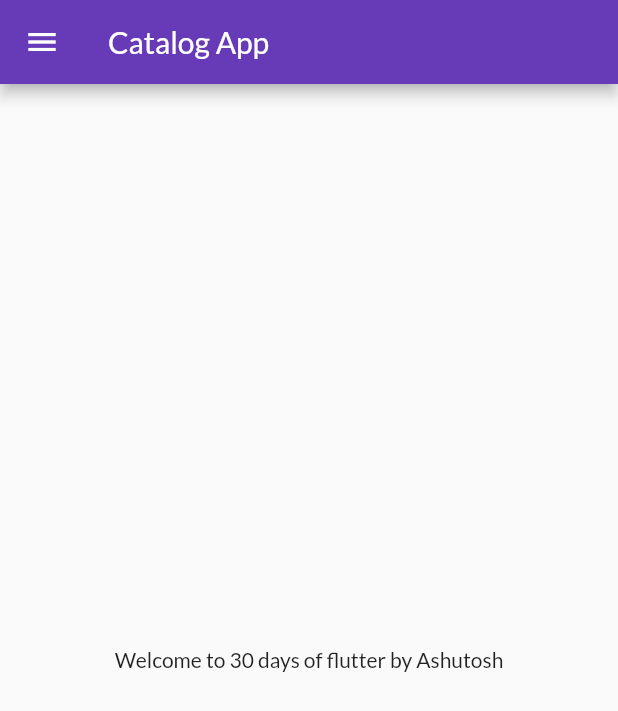
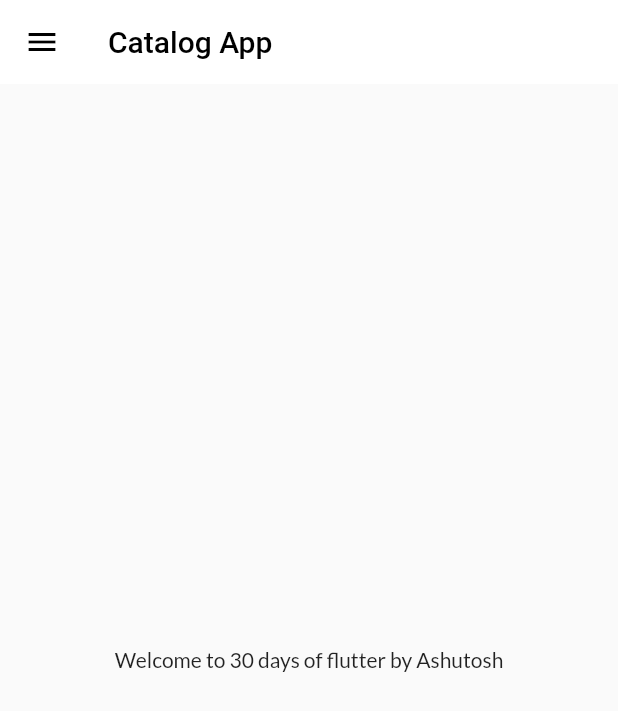
Before and after one commit to Ashutosh-Rana/Flutter, a Flutter app: the screen it shows after launch, on a phone screen of 412 x 824 dp. Shown: the top 711 px of the screen. Run offline on Flutter 3.47's test engine with Material 2 defaults, Android fonts, the phone set to English and light mode, and no system bars; our stand-ins replace google_fonts.

Commit message:
themes extracted

```diff
--- a/lib/main.dart
+++ b/lib/main.dart
@@ -1,6 +1,7 @@
 import 'package:first_app/pages/home_page.dart';
 import 'package:first_app/pages/login_page.dart';
 import 'package:first_app/utils/routes.dart';
+import 'package:first_app/widgets/themes.dart';
 import 'package:flutter/material.dart';
 import 'package:google_fonts/google_fonts.dart';
 
@@ -16,13 +17,8 @@ class MyApp extends StatelessWidget {
     return MaterialApp(
       // home: HomePage(),
       themeMode: ThemeMode.light,
-      theme:ThemeData(
-        primarySwatch: Colors.deepPurple,
-        fontFamily: GoogleFonts.lato().fontFamily,
-      ),
-      darkTheme: ThemeData(
-        brightness: Brightness.dark
-      ),
+      theme: MyTheme.light_Theme(context),
+      darkTheme: MyTheme.dark_Theme(context),
       debugShowCheckedModeBanner: false,
        initialRoute: MyRoutes.homeRoute,
       routes: {
--- a/lib/pages/home_page.dart
+++ b/lib/pages/home_page.dart
@@ -1,4 +1,4 @@
-import 'package:first_app/utils/drawer.dart';
+import 'package:first_app/widgets/drawer.dart';
 import 'package:flutter/material.dart';
 
 class HomePage extends StatelessWidget {
@@ -8,7 +8,10 @@ class HomePage extends StatelessWidget {
   Widget build(BuildContext context) {
     return Scaffold(
       appBar: AppBar(
-        title: const Text("Catalog App"),
+        title: const Text("Catalog App",
+        style: TextStyle(
+          color: Colors.black,
+        ),),
       ),
       body: Center(
         child: Container(
--- a/lib/utils/drawer.dart
+++ b/lib/widgets/drawer.dart
@@ -4,6 +4,7 @@ import 'package:flutter/cupertino.dart';
 class MyDrawer extends StatelessWidget {
   @override
   Widget build(BuildContext context) {
+    // ignore: prefer_const_declarations
     final imageUrl =
         "https://avatars.githubusercontent.com/u/87069070?s=400&u=769de19d6d17325cf6b649b3ec3687d754409c89&v=4";
     return Drawer(
--- /dev/null
+++ b/lib/widgets/themes.dart
@@ -0,0 +1,19 @@
+import 'package:flutter/material.dart';
+import 'package:google_fonts/google_fonts.dart';
+
+class MyTheme{
+  static ThemeData light_Theme(BuildContext context)=>ThemeData(
+    primarySwatch: Colors.deepPurple,
+    fontFamily: GoogleFonts.lato().fontFamily,
+    appBarTheme: AppBarTheme(
+      color: Colors.white,
+      elevation: 0.0,
+      iconTheme: IconThemeData(color: Colors.black),
+      textTheme: Theme.of(context).textTheme,
+    )
+  );
+  static ThemeData dark_Theme(BuildContext context)=>ThemeData(
+    brightness: Brightness.dark,
+  );
+
+}
```
